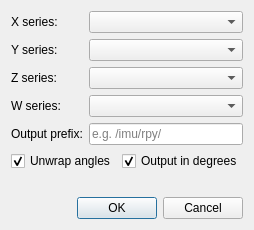
The window that toolbox_quaternion/quaternion_dialog.ui (PlotJuggler/pj-official-plugins) describes before a commit, drawn with Qt 5.
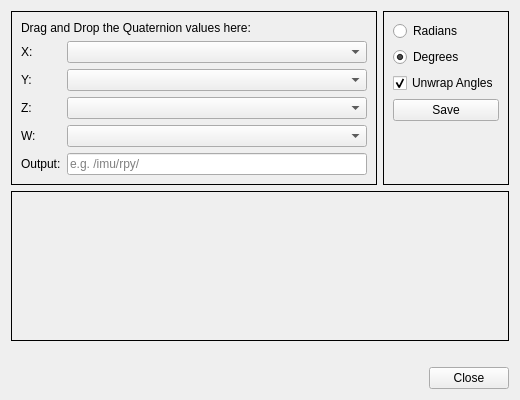
The same window after the commit.

Commit message:
feat(toolbox): improve quaternion dialog with comboboxes and chart preview
Replace static line edits with catalog-populated comboboxes for X/Y/Z/W
inputs. Add embedded chart preview frame showing live RPY output via
setChartSeries. Match PJ 3.x dialog layout and fix fully qualified field
name resolution.

The edit to the form file:
```diff
--- a/toolbox_quaternion/quaternion_dialog.ui
+++ b/toolbox_quaternion/quaternion_dialog.ui
@@ -7,34 +7,93 @@
   </property>
   <layout class="QVBoxLayout" name="mainLayout">
    <item>
-    <layout class="QFormLayout" name="formLayout">
-     <item row="0" column="0"><widget class="QLabel"><property name="text"><string>X series:</string></property></widget></item>
-     <item row="0" column="1"><widget class="QComboBox" name="input_x"/></item>
-     <item row="1" column="0"><widget class="QLabel"><property name="text"><string>Y series:</string></property></widget></item>
-     <item row="1" column="1"><widget class="QComboBox" name="input_y"/></item>
-     <item row="2" column="0"><widget class="QLabel"><property name="text"><string>Z series:</string></property></widget></item>
-     <item row="2" column="1"><widget class="QComboBox" name="input_z"/></item>
-     <item row="3" column="0"><widget class="QLabel"><property name="text"><string>W series:</string></property></widget></item>
-     <item row="3" column="1"><widget class="QComboBox" name="input_w"/></item>
-     <item row="4" column="0"><widget class="QLabel"><property name="text"><string>Output prefix:</string></property></widget></item>
-     <item row="4" column="1"><widget class="QLineEdit" name="output_prefix"><property name="placeholderText"><string>e.g. /imu/rpy/</string></property></widget></item>
+    <layout class="QHBoxLayout" name="topLayout">
+     <item>
+      <widget class="QFrame" name="inputFrame">
+       <property name="frameShape"><enum>QFrame::Box</enum></property>
+       <property name="frameShadow"><enum>QFrame::Plain</enum></property>
+       <layout class="QVBoxLayout">
+        <item>
+         <widget class="QLabel">
+          <property name="text"><string>Drag and Drop the Quaternion values here:</string></property>
+         </widget>
+        </item>
+        <item>
+         <layout class="QFormLayout" name="formLayout">
+          <item row="0" column="0"><widget class="QLabel"><property name="text"><string>X:</string></property></widget></item>
+          <item row="0" column="1"><widget class="QComboBox" name="input_x"><property name="minimumSize"><size><width>300</width><height>0</height></size></property></widget></item>
+          <item row="1" column="0"><widget class="QLabel"><property name="text"><string>Y:</string></property></widget></item>
+          <item row="1" column="1"><widget class="QComboBox" name="input_y"><property name="minimumSize"><size><width>300</width><height>0</height></size></property></widget></item>
+          <item row="2" column="0"><widget class="QLabel"><property name="text"><string>Z:</string></property></widget></item>
+          <item row="2" column="1"><widget class="QComboBox" name="input_z"><property name="minimumSize"><size><width>300</width><height>0</height></size></property></widget></item>
+          <item row="3" column="0"><widget class="QLabel"><property name="text"><string>W:</string></property></widget></item>
+          <item row="3" column="1"><widget class="QComboBox" name="input_w"><property name="minimumSize"><size><width>300</width><height>0</height></size></property></widget></item>
+          <item row="4" column="0"><widget class="QLabel"><property name="text"><string>Output:</string></property></widget></item>
+          <item row="4" column="1"><widget class="QLineEdit" name="output_prefix"><property name="placeholderText"><string>e.g. /imu/rpy/</string></property></widget></item>
+         </layout>
+        </item>
+       </layout>
+      </widget>
+     </item>
+     <item>
+      <widget class="QFrame" name="optionsFrame">
+       <property name="frameShape"><enum>QFrame::Box</enum></property>
+       <property name="frameShadow"><enum>QFrame::Plain</enum></property>
+       <layout class="QVBoxLayout">
+        <item>
+         <widget class="QRadioButton" name="radio_radians">
+          <property name="text"><string>Radians</string></property>
+         </widget>
+        </item>
+        <item>
+         <widget class="QRadioButton" name="radio_degrees">
+          <property name="text"><string>Degrees</string></property>
+          <property name="checked"><bool>true</bool></property>
+         </widget>
+        </item>
+        <item>
+         <widget class="QCheckBox" name="unwrap_check">
+          <property name="text"><string>Unwrap Angles</string></property>
+          <property name="checked"><bool>true</bool></property>
+         </widget>
+        </item>
+        <item>
+         <widget class="QPushButton" name="save_button">
+          <property name="text"><string>Save</string></property>
+         </widget>
+        </item>
+        <item>
+         <spacer>
+          <property name="orientation"><enum>Qt::Vertical</enum></property>
+          <property name="sizeHint" stdset="0"><size><width>20</width><height>40</height></size></property>
+         </spacer>
+        </item>
+       </layout>
+      </widget>
+     </item>
     </layout>
    </item>
    <item>
-    <layout class="QHBoxLayout">
-     <item>
-      <widget class="QCheckBox" name="unwrap_check">
-       <property name="text"><string>Unwrap angles</string></property>
-       <property name="checked"><bool>true</bool></property>
-      </widget>
-     </item>
-     <item>
-      <widget class="QCheckBox" name="degrees_check">
-       <property name="text"><string>Output in degrees</string></property>
-       <property name="checked"><bool>true</bool></property>
-      </widget>
-     </item>
-    </layout>
+    <widget class="QFrame" name="chart_preview">
+     <property name="minimumSize">
+      <size>
+       <width>0</width>
+       <height>150</height>
+      </size>
+     </property>
+     <property name="maximumSize">
+      <size>
+       <width>16777215</width>
+       <height>400</height>
+      </size>
+     </property>
+     <property name="frameShape">
+      <enum>QFrame::Box</enum>
+     </property>
+     <property name="frameShadow">
+      <enum>QFrame::Plain</enum>
+     </property>
+    </widget>
    </item>
    <item>
     <widget class="QLabel" name="status_label">
@@ -44,7 +103,7 @@
    <item>
     <widget class="QDialogButtonBox" name="buttonBox">
      <property name="standardButtons">
-      <set>QDialogButtonBox::Cancel|QDialogButtonBox::Ok</set>
+      <set>QDialogButtonBox::Close</set>
      </property>
     </widget>
    </item>
```
The commit also changes 1 other file.
